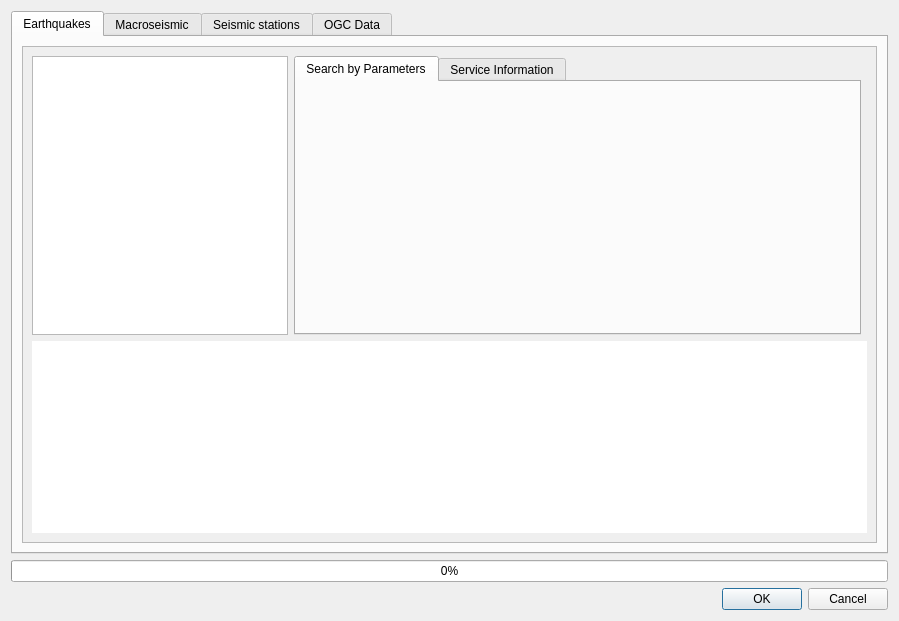
This is qquake/ui/qquake_dialog_base.ui in INGV/qquake as Qt 5 draws it before an edit. The edited form follows.
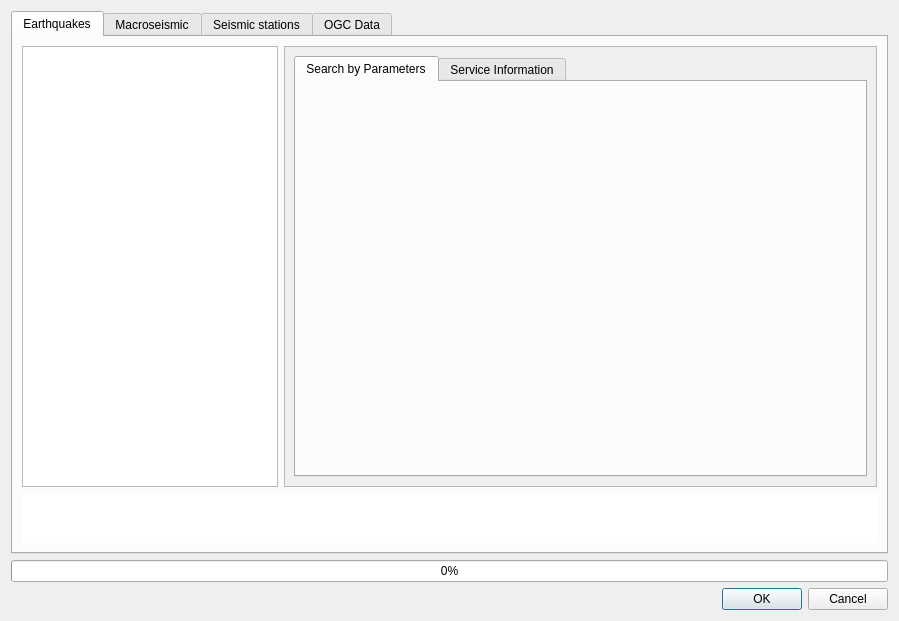
This is the edited form. The open tabs and pages were chosen to show the change.

Patch:
```diff
--- a/qquake/ui/qquake_dialog_base.ui
+++ b/qquake/ui/qquake_dialog_base.ui
@@ -34,6 +34,28 @@
       </attribute>
       <layout class="QGridLayout" name="gridLayout_3">
        <item row="0" column="0">
+        <widget class="QListWidget" name="fdsn_event_list">
+         <property name="sizePolicy">
+          <sizepolicy hsizetype="Preferred" vsizetype="Expanding">
+           <horstretch>0</horstretch>
+           <verstretch>0</verstretch>
+          </sizepolicy>
+         </property>
+         <property name="minimumSize">
+          <size>
+           <width>90</width>
+           <height>0</height>
+          </size>
+         </property>
+         <property name="baseSize">
+          <size>
+           <width>90</width>
+           <height>0</height>
+          </size>
+         </property>
+        </widget>
+       </item>
+       <item row="0" column="1">
         <widget class="QScrollArea" name="scrollArea">
          <property name="widgetResizable">
           <bool>true</bool>
@@ -43,38 +65,12 @@
            <rect>
             <x>0</x>
             <y>0</y>
-            <width>857</width>
-            <height>484</height>
+            <width>595</width>
+            <height>428</height>
            </rect>
           </property>
-          <layout class="QGridLayout" name="gridLayout" rowstretch="1,0" columnstretch="0,1,0">
-           <item row="1" column="0" colspan="3">
-            <widget class="QTextBrowser" name="fsdn_event_url_text_browser">
-             <property name="frameShape">
-              <enum>QFrame::NoFrame</enum>
-             </property>
-             <property name="openExternalLinks">
-              <bool>true</bool>
-             </property>
-            </widget>
-           </item>
+          <layout class="QGridLayout" name="gridLayout">
            <item row="0" column="0">
-            <widget class="QListWidget" name="fdsn_event_list">
-             <property name="minimumSize">
-              <size>
-               <width>130</width>
-               <height>0</height>
-              </size>
-             </property>
-             <property name="baseSize">
-              <size>
-               <width>130</width>
-               <height>0</height>
-              </size>
-             </property>
-            </widget>
-           </item>
-           <item row="0" column="1">
             <widget class="QTabWidget" name="tabWidget_2">
              <property name="currentIndex">
               <number>0</number>
@@ -112,6 +108,40 @@
          </widget>
         </widget>
        </item>
+       <item row="1" column="0" colspan="2">
+        <widget class="QTextBrowser" name="fsdn_event_url_text_browser">
+         <property name="sizePolicy">
+          <sizepolicy hsizetype="Expanding" vsizetype="Minimum">
+           <horstretch>0</horstretch>
+           <verstretch>0</verstretch>
+          </sizepolicy>
+         </property>
+         <property name="minimumSize">
+          <size>
+           <width>0</width>
+           <height>0</height>
+          </size>
+         </property>
+         <property name="maximumSize">
+          <size>
+           <width>16777215</width>
+           <height>50</height>
+          </size>
+         </property>
+         <property name="baseSize">
+          <size>
+           <width>10</width>
+           <height>10</height>
+          </size>
+         </property>
+         <property name="frameShape">
+          <enum>QFrame::NoFrame</enum>
+         </property>
+         <property name="openExternalLinks">
+          <bool>true</bool>
+         </property>
+        </widget>
+       </item>
       </layout>
      </widget>
      <widget class="QWidget" name="fdsn_macro_tab">
```
Left out of the diff: 140 changed lines with no effect on the pictures.
